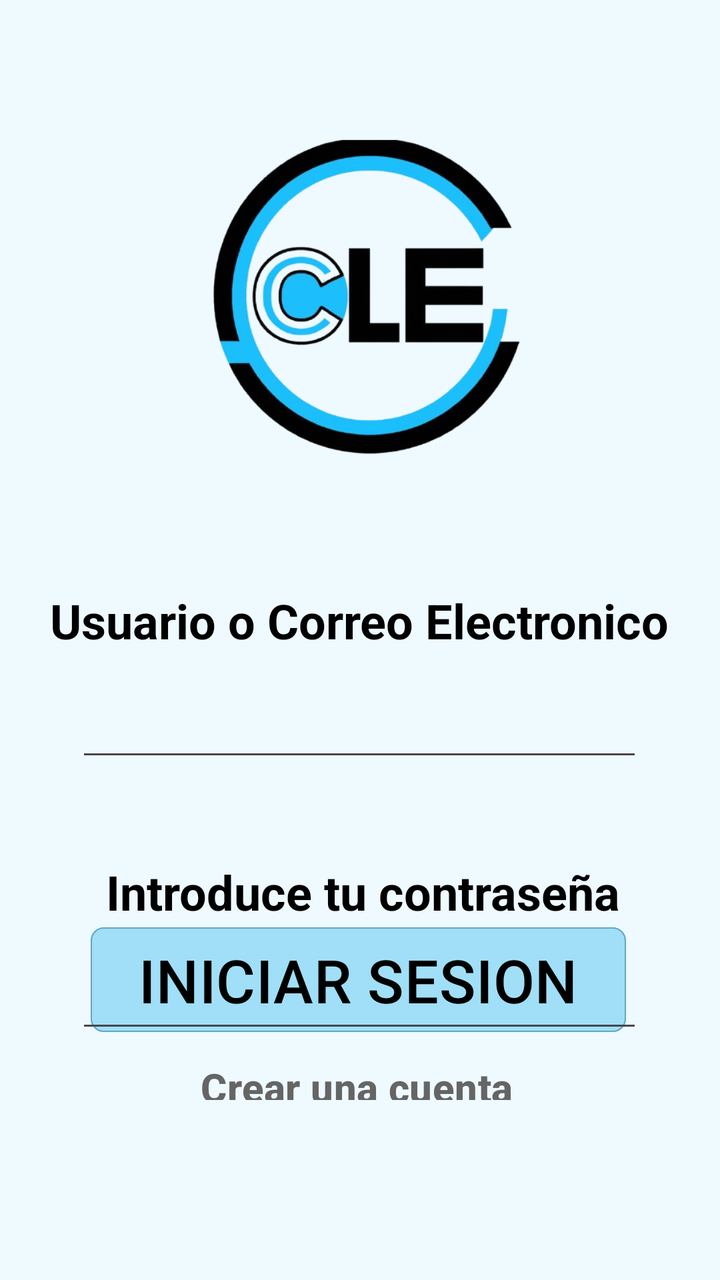
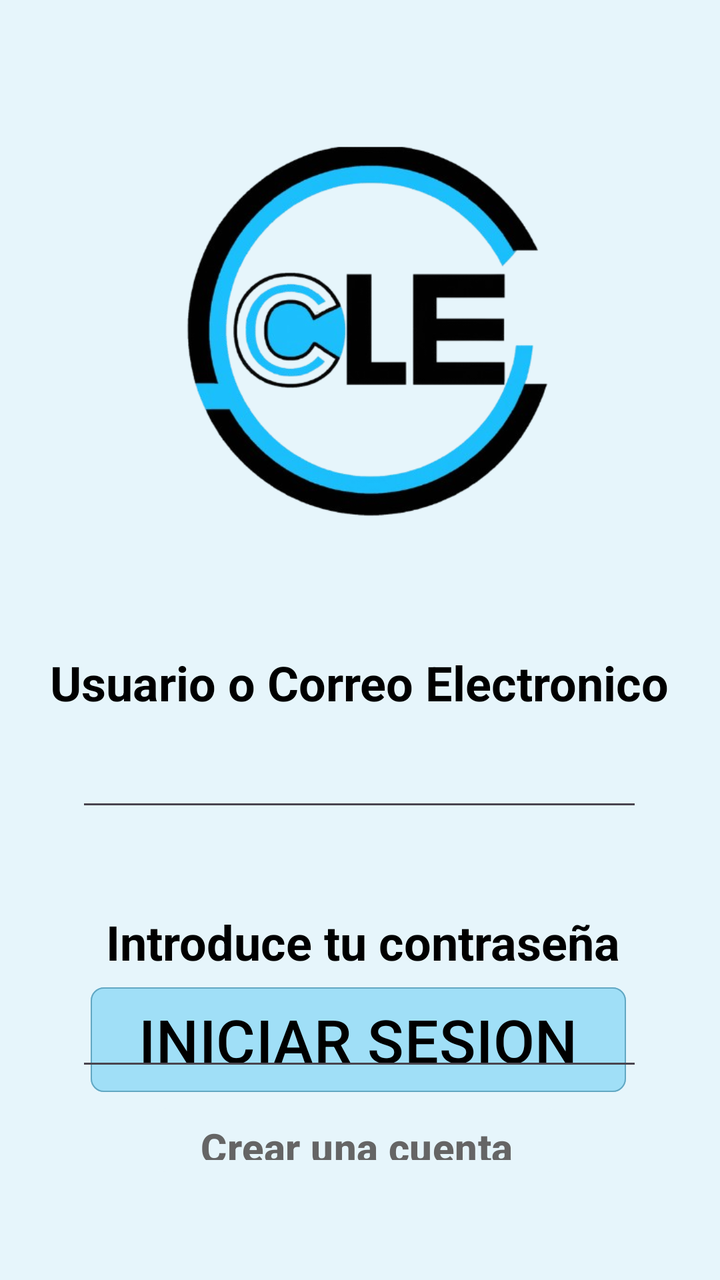

An Android layout rendered at two revisions. The XML below is the earlier revision; the diff shows what the commit changed to produce the second picture.
<!-- AndroidManifest.xml: application theme Theme.CuidaLe -->
<!-- res/layout/fragment_inicio_ses.xml -->
<?xml version="1.0" encoding="utf-8"?>
<FrameLayout xmlns:android="http://schemas.android.com/apk/res/android"
    xmlns:app="http://schemas.android.com/apk/res-auto"
    xmlns:tools="http://schemas.android.com/tools"
    android:layout_width="match_parent"
    android:layout_height="match_parent"
    android:background="@color/fondo"
    tools:context=".FragmentInicioSes">

    <androidx.constraintlayout.widget.ConstraintLayout
        android:layout_width="match_parent"
        android:layout_height="match_parent">

        <Button
            android:id="@+id/bInicio"
            android:layout_width="wrap_content"
            android:layout_height="wrap_content"
            android:backgroundTint="@color/boton"
            android:onClick="inicioSesion"
            android:text="@string/botonInicioSesion"
            android:textAllCaps="true"
            android:textColor="#000000"
            android:textSize="30sp"
            app:cornerRadius="20px"
            app:layout_constraintBottom_toTopOf="@+id/bRegistro"
            app:layout_constraintEnd_toEndOf="parent"
            app:layout_constraintHorizontal_bias="0.49"
            app:layout_constraintStart_toStartOf="parent"
            app:strokeColor="#62A7C2"
            app:strokeWidth="2px" />

        <ImageView
            android:id="@+id/Logo"
            android:layout_width="205dp"
            android:layout_height="200dp"
            android:layout_marginTop="50dp"
            android:src="@drawable/logo"
            app:layout_constraintEnd_toEndOf="parent"
            app:layout_constraintHorizontal_bias="0.498"
            app:layout_constraintStart_toStartOf="parent"
            app:layout_constraintTop_toTopOf="parent" />

        <Button
            android:id="@+id/bRegistro"
            android:layout_width="wrap_content"
            android:layout_height="120px"
            android:layout_marginBottom="80dp"
            android:backgroundTint="@color/fondo"
            android:onClick="pantallaRegistro"
            android:text="@string/botonRegistro2"
            android:textColor="#656565"
            android:textSize="20sp"
            android:textStyle="bold"
            app:cornerRadius="20px"
            app:layout_constraintBottom_toBottomOf="parent"
            app:layout_constraintEnd_toEndOf="parent"
            app:layout_constraintHorizontal_bias="0.49"
            app:layout_constraintStart_toStartOf="parent" />

        <TextView
            android:id="@+id/textView8"
            android:layout_width="wrap_content"
            android:layout_height="wrap_content"
            android:layout_marginTop="44dp"
            android:text="@string/Usuario"
            android:textAlignment="viewStart"
            android:textColor="@color/black"
            android:textSize="24sp"
            android:textStyle="bold"
            app:layout_constraintEnd_toEndOf="parent"
            app:layout_constraintHorizontal_bias="0.496"
            app:layout_constraintStart_toStartOf="parent"
            app:layout_constraintTop_toBottomOf="@+id/Logo" />

        <EditText
            android:id="@+id/usuario"
            android:layout_width="wrap_content"
            android:layout_height="wrap_content"
            android:layout_marginTop="10dp"
            android:ems="10"
            android:inputType="text"
            android:minHeight="48dp"
            android:textSize="24sp"
            app:layout_constraintEnd_toEndOf="parent"
            app:layout_constraintHorizontal_bias="0.497"
            app:layout_constraintStart_toStartOf="parent"
            app:layout_constraintTop_toBottomOf="@+id/textView8"
            tools:ignore="SpeakableTextPresentCheck" />

        <TextView
            android:id="@+id/textView9"
            android:layout_width="wrap_content"
            android:layout_height="wrap_content"
            android:layout_marginTop="44dp"
            android:text="@string/Password"
            android:textColor="@color/black"
            android:textSize="24sp"
            android:textStyle="bold"
            app:layout_constraintEnd_toEndOf="parent"
            app:layout_constraintHorizontal_bias="0.515"
            app:layout_constraintStart_toStartOf="parent"
            app:layout_constraintTop_toBottomOf="@+id/usuario" />

        <EditText
            android:id="@+id/contrasena"
            android:layout_width="wrap_content"
            android:layout_height="wrap_content"
            android:layout_marginTop="10dp"
            android:ems="10"
            android:inputType="textPassword"
            android:minHeight="48dp"
            android:textSize="24sp"
            app:layout_constraintEnd_toEndOf="parent"
            app:layout_constraintHorizontal_bias="0.497"
            app:layout_constraintStart_toStartOf="parent"
            app:layout_constraintTop_toBottomOf="@+id/textView9"
            tools:ignore="SpeakableTextPresentCheck" />

    </androidx.constraintlayout.widget.ConstraintLayout>
</FrameLayout>
<!-- resources referenced by this layout -->
<resources>
  <color name="black">#FF000000</color>
  <color name="boton">#A0DFF7</color>
  <color name="fondo">#EEFAFF</color>
  <!-- drawable logo: png bitmap (drawable, 117183 bytes) -->
  <string name="Password">Introduce tu contraseña</string>
  <string name="Usuario">Usuario o Correo Electronico</string>
  <string name="botonInicioSesion">Iniciar sesion</string>
  <string name="botonRegistro2">Crear una cuenta</string>
  <style name="Theme.CuidaLe" parent="Base.Theme.CuidaLe" />
  <style name="Base.Theme.CuidaLe" parent="Theme.Material3.DayNight.NoActionBar">
          
          
      </style>
</resources>

<!-- the commit's change to res/layout/fragment_inicio_ses.xml (unified diff, before → after) -->
@@ -26,13 +26,13 @@
             app:layout_constraintEnd_toEndOf="parent"
             app:layout_constraintHorizontal_bias="0.49"
             app:layout_constraintStart_toStartOf="parent"
-            app:strokeColor="#62A7C2"
+            app:strokeColor="@color/stroke"
             app:strokeWidth="2px" />
 
         <ImageView
             android:id="@+id/Logo"
-            android:layout_width="205dp"
-            android:layout_height="200dp"
+            android:layout_width="242dp"
+            android:layout_height="235dp"
             android:layout_marginTop="50dp"
             android:src="@drawable/logo"
             app:layout_constraintEnd_toEndOf="parent"
@@ -44,7 +44,7 @@
             android:id="@+id/bRegistro"
             android:layout_width="wrap_content"
             android:layout_height="120px"
-            android:layout_marginBottom="80dp"
+            android:layout_marginBottom="50dp"
             android:backgroundTint="@color/fondo"
             android:onClick="pantallaRegistro"
             android:text="@string/botonRegistro2"
@@ -61,7 +61,7 @@
             android:id="@+id/textView8"
             android:layout_width="wrap_content"
             android:layout_height="wrap_content"
-            android:layout_marginTop="44dp"
+            android:layout_marginTop="40dp"
             android:text="@string/Usuario"
             android:textAlignment="viewStart"
             android:textColor="@color/black"
@@ -76,7 +76,7 @@
             android:id="@+id/usuario"
             android:layout_width="wrap_content"
             android:layout_height="wrap_content"
-            android:layout_marginTop="10dp"
+            android:layout_marginTop="4dp"
             android:ems="10"
             android:inputType="text"
             android:minHeight="48dp"
@@ -105,7 +105,7 @@
             android:id="@+id/contrasena"
             android:layout_width="wrap_content"
             android:layout_height="wrap_content"
-            android:layout_marginTop="10dp"
+            android:layout_marginTop="4dp"
             android:ems="10"
             android:inputType="textPassword"
             android:minHeight="48dp"
<!-- resource entries referenced after the edit -->
@@ -2,7 +2,8 @@
 <resources>
   <color name="black">#FF000000</color>
   <color name="boton">#A0DFF7</color>
-  <color name="fondo">#EEFAFF</color>
+  <color name="fondo">#E6F5FB</color>
+  <color name="stroke">#62A7C2</color>
   <!-- drawable logo: png bitmap (drawable, 117183 bytes) -->
   <string name="Password">Introduce tu contraseña</string>
   <string name="Usuario">Usuario o Correo Electronico</string>
